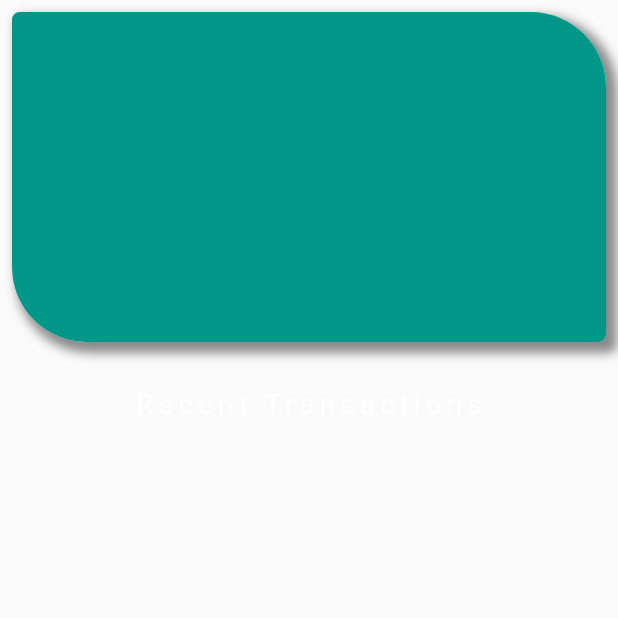
After one commit to anshuman-8/pocket_tracker, a Flutter app: the RecentTransaction screen opened directly, on a phone screen of 412 x 824 dp, the top half of it. The commit adds this screen. Run offline on Flutter 3.47's test engine with Material 2 defaults, Android fonts, the phone set to English and light mode, and no system bars; our stand-ins replace camera, cloud_firestore, firebase_auth, firebase_core, flutter_svg, image_picker and 1 more; accounts and stored records are empty; Roboto replaces fonts that are missing (Abel).

Commit message:
<>:[screendone]

```diff
--- a/lib/main.dart
+++ b/lib/main.dart
@@ -9,6 +9,7 @@ import 'package:firebase_core/firebase_core.dart';
 import 'firebase_options.dart';
 import 'package:provider/provider.dart';
 import 'navigator.dart';
+import './screens/recent_transaction.dart';
 
 void main() async {
   WidgetsFlutterBinding.ensureInitialized();
--- /dev/null
+++ b/lib/screens/recent_transaction.dart
@@ -0,0 +1,53 @@
+import 'package:flutter/material.dart';
+
+class RecentTransaction extends StatelessWidget {
+  const RecentTransaction({Key? key}) : super(key: key);
+
+  get boxDesign => const BoxDecoration(
+        color: Colors.teal,
+        borderRadius: BorderRadius.only(
+            topRight: Radius.circular(50),
+            topLeft: Radius.circular(5),
+            bottomRight: Radius.circular(5),
+            bottomLeft: Radius.circular(50)),
+        boxShadow: [
+          BoxShadow(
+            color: Colors.black45,
+            offset: const Offset(
+              5.0,
+              5.0,
+            ),
+            blurRadius: 5.0,
+            spreadRadius: 2.0,
+          ), //BoxShadow
+          BoxShadow(
+            color: Colors.white,
+            offset: const Offset(0.0, 0.0),
+            blurRadius: 0.0,
+            spreadRadius: 0.0,
+          ), //BoxShadow
+        ],
+      );
+
+  @override
+  Widget build(BuildContext context) {
+    return Scaffold(
+      body: Column(
+        children: [
+          Padding(
+            padding: const EdgeInsets.all(8.0),
+            child: Container(
+              height: 220,
+              width: MediaQuery.of(context).size.width * 0.97,
+              decoration: boxDesign,
+            ),
+          ),
+          const SizedBox(
+            height: 23,
+          ),
+          const Text("Recent Transactions"),
+        ],
+      ),
+    );
+  }
+}
```
